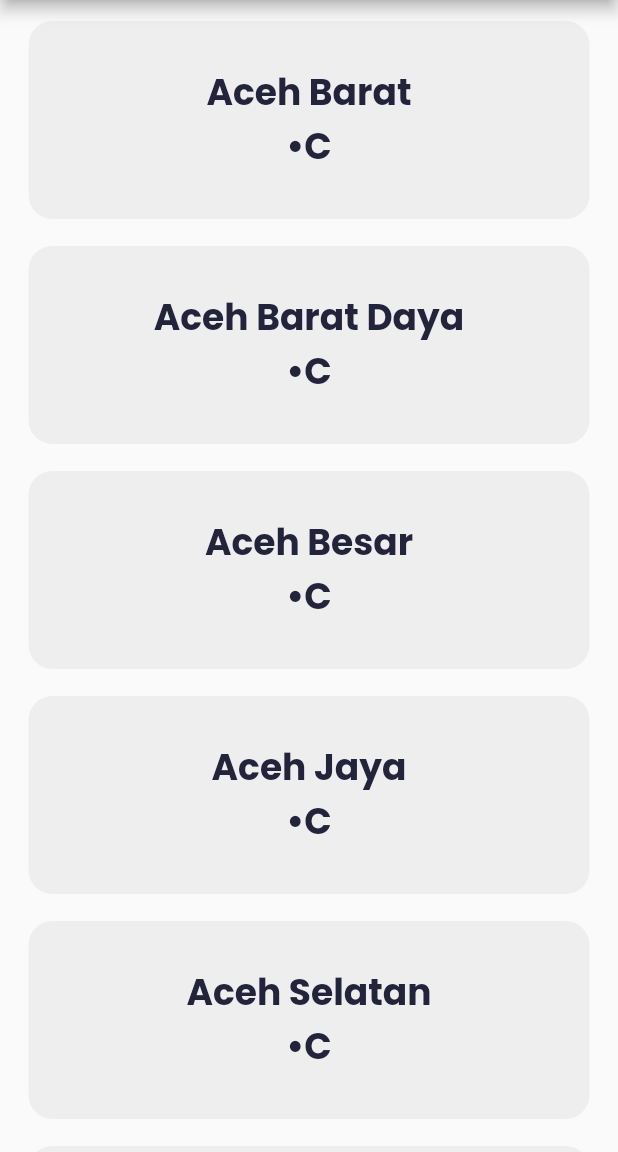
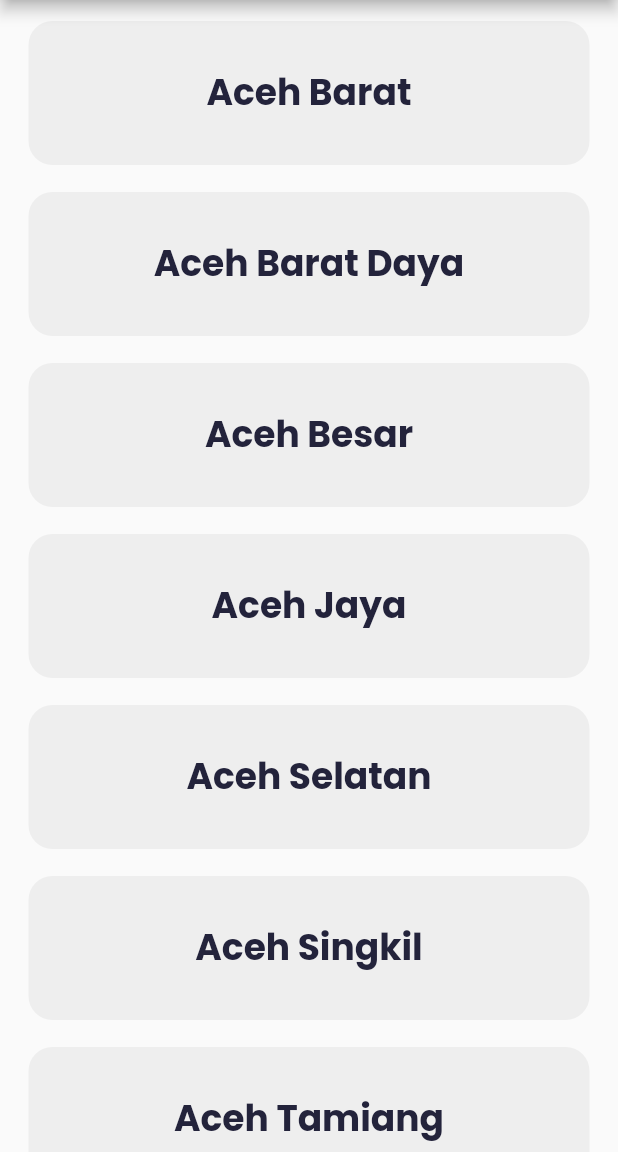
Before and after one commit to novalarama/WeatherApp, a Flutter app: the screen it shows after launch, on a phone screen of 412 x 824 dp, the part 84-1236 px from its top. Run offline on Flutter 3.47's test engine with Material 2 defaults, Android fonts, the phone set to English and light mode, and no system bars; our stand-ins replace get.

Commit message:
Home Commit

```diff
--- a/lib/app/modules/home/views/home_view.dart
+++ b/lib/app/modules/home/views/home_view.dart
@@ -23,7 +23,6 @@ class HomeView extends GetView<HomeController> {
           itemBuilder: (context, index) {
             if (index < controller.dataCity.length) {
               var cities = controller.dataCity;
-              var celcius = controller.weatherOfCity.value.temp! - 273;
               return Padding(
                 padding: EdgeInsets.only(top: 10, left: 15, right: 15),
                 child: InkWell(
@@ -48,10 +47,6 @@ class HomeView extends GetView<HomeController> {
                             cities[index].name ?? "Not Found",
                             style: TextStyle(color: textColor, fontSize: 24, fontWeight: FontWeight.bold, fontFamily: 'Poppins'),
                           ),
-                          Text(
-                            "${celcius}•C",
-                            style: TextStyle(color: textColor, fontSize: 24, fontWeight: FontWeight.bold, fontFamily: 'Poppins'),
-                          ),
                         ],
                       ),
                     ),
```
Also changed, not shown: lib/app/modules/home/controllers/home_controller.dart (+0 -19 lines).
